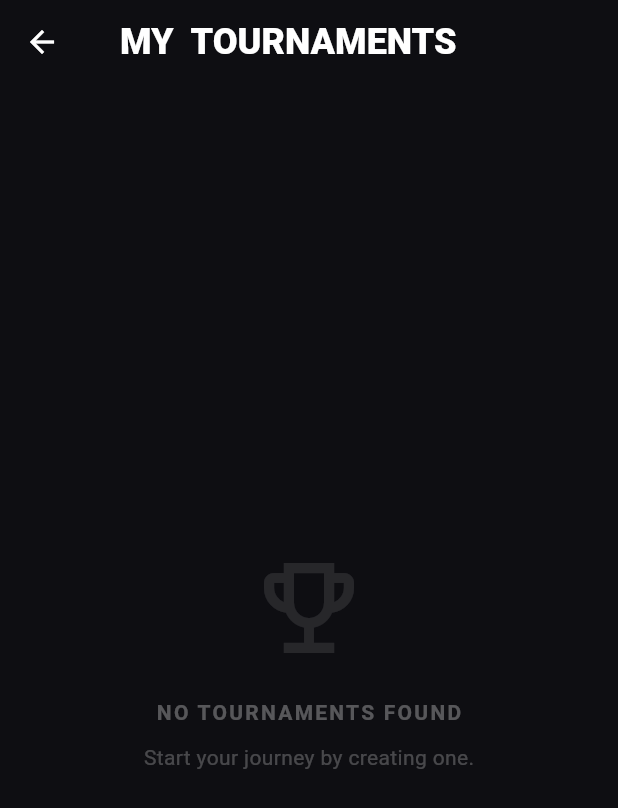
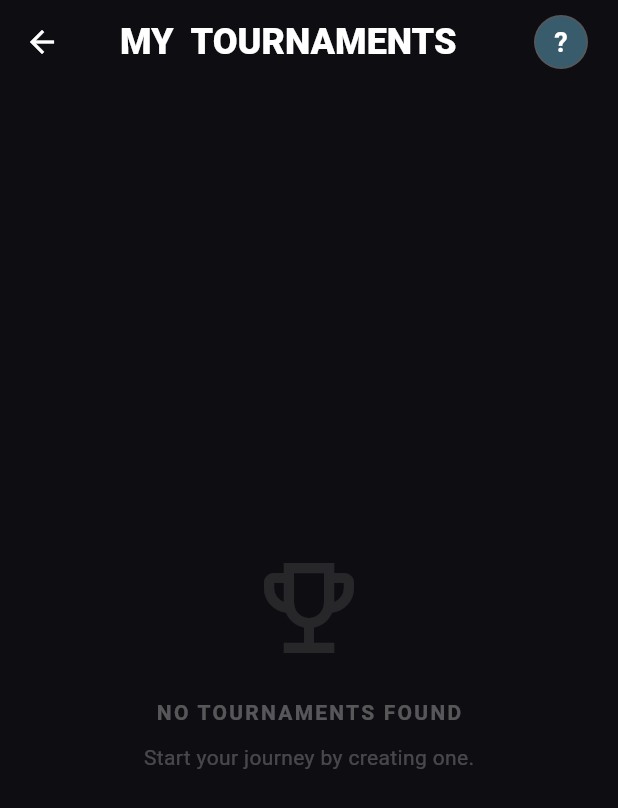
Before and after one commit to Jackhammer-95/GameSphere, a Flutter app: the MyTournament screen opened directly, on a phone screen of 412 x 824 dp. Shown: the top 808 px of the screen. Run offline on Flutter 3.47's test engine with Material 3 defaults, Android fonts, the phone set to English and light mode, and no system bars; our stand-ins replace cloud_firestore, country_picker, firebase_auth, firebase_core, google_fonts, video_player; accounts and stored records are empty.

Commit message:
Usericon added

```diff
--- a/lib/structures/MyTournament.dart
+++ b/lib/structures/MyTournament.dart
@@ -2,6 +2,9 @@ import 'package:flutter/material.dart';
 import 'package:cloud_firestore/cloud_firestore.dart';
 import 'package:firebase_auth/firebase_auth.dart';
 import 'package:intl/intl.dart';
+import 'package:gamesphere/TheProvider.dart';
+import 'package:gamesphere/widgets/ProfileDialog.dart';
+import 'package:provider/provider.dart';
 
 class MyTournament extends StatelessWidget {
   const MyTournament({super.key});
@@ -9,6 +12,12 @@ class MyTournament extends StatelessWidget {
   @override
   Widget build(BuildContext context) {
     final String? userUid = FirebaseAuth.instance.currentUser?.uid;
+
+    return StreamBuilder<User?>(
+      stream: FirebaseAuth.instance.authStateChanges(),
+      builder: (context, snapshot) {
+        final bool loggedIn = snapshot.hasData && (snapshot.data != null);
+        final User? user = snapshot.data;
 
         return Scaffold(
           backgroundColor: const Color(0xFF0E0E12),
@@ -20,7 +29,51 @@ class MyTournament extends StatelessWidget {
               padding: const EdgeInsets.only(left: 8.0),
               child: Text("MY  TOURNAMENTS", style: TextStyle(fontSize: 24, fontWeight: FontWeight.w900)),
             ),
-        actions: [],
+            actions: [
+              Padding(
+                padding: context.isMobile? const EdgeInsets.only(right: 12.0) : const EdgeInsets.only(right: 24.0),
+                child: loggedIn ? Consumer<UserProvider>(
+                  builder: (context, userProv, child) {
+                    return IconButton(
+                      icon: CircleAvatar(
+                        backgroundColor: Colors.white30,
+                        radius: 18,
+                        child: CircleAvatar(
+                          backgroundColor: const Color.fromARGB(255, 57, 92, 109),
+                          radius: 17,
+                          child: userProv.isLoading
+                            ? const SizedBox(
+                              width: 12.0,
+                              height: 12.0,
+                              child: CircularProgressIndicator(strokeWidth: 2.0, color: Colors.white,),
+                            )
+                            : Text(
+                              userProv.initial,
+                              style: const TextStyle(color: Colors.white, fontSize: 18, fontWeight: FontWeight.bold),
+                            ),
+                        ),
+                      ),
+                      onPressed: (){
+                        showProfileDialog(context, user!);
+                      },
+                    );
+                  }
+                )
+                : OutlinedButton.icon(
+                    onPressed: () {
+                    },
+                    style: OutlinedButton.styleFrom(
+                      foregroundColor: Colors.white,
+                      side: const BorderSide(color: Color.fromARGB(77, 255, 255, 255)),
+                      padding: context.isMobile
+                          ? const EdgeInsets.symmetric(horizontal: 18, vertical: 9)
+                          : const EdgeInsets.symmetric(horizontal: 24, vertical: 12),
+                    ),
+                    icon: context.isMobile ? const Icon(Icons.login, size: 14) : const Icon(Icons.login, size: 18),
+                    label: context.isMobile? const Text("LOGIN", style: TextStyle(fontSize: 12.0)) : const Text("LOGIN"),
+                  ),
+            )
+            ],
           ),
           body: StreamBuilder<QuerySnapshot>(
             stream: FirebaseFirestore.instance.collection('tournaments').where('admin_uid', isEqualTo: userUid).snapshots(),
@@ -47,6 +100,8 @@ class MyTournament extends StatelessWidget {
               );
             },
           ),
+        );
+      }
     );
   }
 
```
Lines whose indentation alone changed are shown as unchanged.
